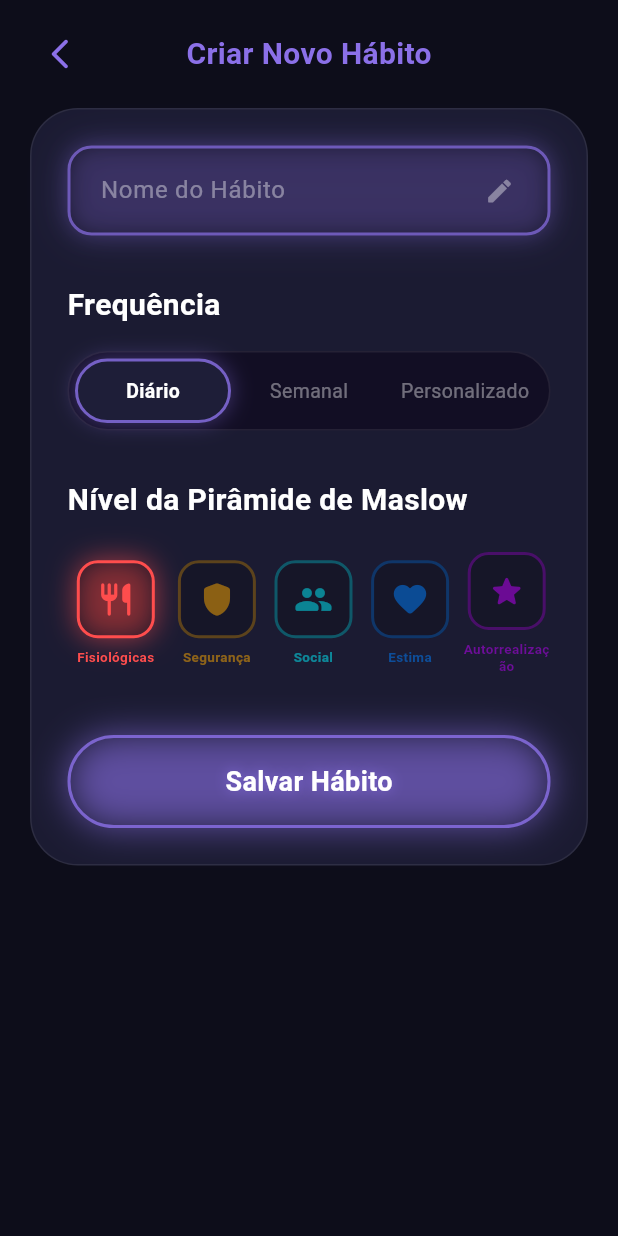
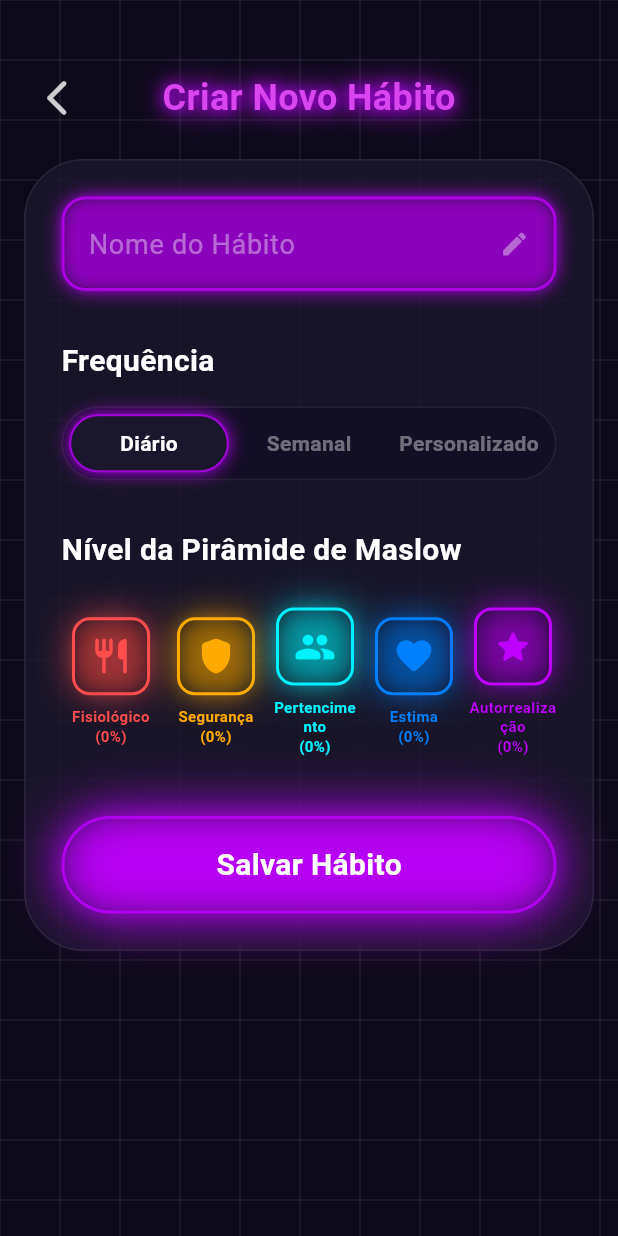
Before and after one commit to Samfred-hld/Repositorio-Lovitz-Publico, a Flutter app: the screen it shows once a user with an empty profile is signed in, item 2 of the bottom bar chosen, after a tap on the "add" icon, on a phone screen of 412 x 824 dp. Run offline on Flutter 3.47's test engine with Material 3 defaults, Android fonts, the phone set to English and light mode, and no system bars; our stand-ins replace fl_chart, supabase_flutter; accounts and stored records are empty.

Commit message:
feat: reescrever create_habit_screen como tradução fiel do HTML
- Fundo com grid 40px (CustomPaint) igual ao CSS
- Cores exatas: #0C0A18, #1A162B, #BF00FF, #D946EF, #FF4D4D, #FFAA00, #00F2FF, #007FFF
- Neon glow: outer + inset boxShadow em input, toggle e botão (blurRadius matching CSS)
- Header: pt-12, título com 3 textShadows neon
- Card: rounded-[40px], bg-app-card/80, border-white/10
- Input: neon-border-purple, bg-black/20, rounded-2xl, ícone pencil
- Toggle frequência: rounded-full, bg-[#120e24], neon-border-purple no ativo
- Grid Maslow: 5 colunas, w-[52px] h-[52px], rounded-xl, glow-red/orange/cyan/blue/purple
- Botão Salvar: rounded-full, border-neon-purple, btn-save-glow com inset
- Percentuais reais carregados do Supabase

```diff
--- a/lib/screens/create_habit_screen.dart
+++ b/lib/screens/create_habit_screen.dart
@@ -1,8 +1,28 @@
 import 'package:flutter/material.dart';
-import '../theme/app_theme.dart';
+import '../services/api_service.dart';
 import '../models/habit.dart';
-import '../services/api_service.dart';
 import '../utils/constants.dart';
+
+// ============================================================
+// CORES EXATAS DO HTML (tailwind.config + CSS)
+// ============================================================
+class _C {
+  static const bg = Color(0xFF0C0A18);        // body background
+  static const card = Color(0xCC1A162B);       // bg-app-card/80
+  static const cardSolid = Color(0xFF1A162B);  // bg-app-card (nav)
+  static const inputBg = Color(0x33000000);    // bg-black/20
+  static const toggleBg = Color(0xFF120E24);   // bg-[#120e24]
+  static const neonPurple = Color(0xFFBF00FF);
+  static const neonPink = Color(0xFFD946EF);   // text-[#d946ef]
+  static const neonRed = Color(0xFFFF4D4D);
+  static const neonOrange = Color(0xFFFFAA00);
+  static const neonCyan = Color(0xFF00F2FF);
+  static const neonBlue = Color(0xFF007FFF);
+  static const white08 = Color(0x14FFFFFF);    // border-white/10
+  static const white40 = Color(0x66FFFFFF);    // text-white/40
+  static const white60 = Color(0x99FFFFFF);    // text-white/60
+  static const white80 = Color(0xCCFFFFFF);    // text-white/80
+}
 
 class CreateHabitScreen extends StatefulWidget {
   const CreateHabitScreen({super.key});
@@ -14,9 +34,36 @@ class CreateHabitScreen extends StatefulWidget {
 class _CreateHabitScreenState extends State<CreateHabitScreen> {
   final _nameController = TextEditingController();
   final _api = ApiService();
-  int _selectedFrequency = 0;
-  int _selectedMaslowLevel = 1;
+  int _selectedFrequency = 0; // 0=Diário, 1=Semanal, 2=Personalizado
+  int _selectedLevel = 0;     // 0-4 (index), representa nível 1-5
   bool _saving = false;
+
+  // Percentuais reais por nível (carregados do banco)
+  final _levelPcts = [0, 0, 0, 0, 0];
+
+  @override
+  void initState() {
+    super.initState();
+    _loadPcts();
+  }
+
+  Future<void> _loadPcts() async {
+    try {
+      final habits = await _api.getHabits();
+      if (!mounted) return;
+      setState(() {
+        for (int level = 1; level <= 5; level++) {
+          final levelHabits =
+              habits.where((h) => h.maslowLevel == level).toList();
+          final total = levelHabits.length;
+          final withProgress =
+              levelHabits.where((h) => h.streakCurrent > 0).length;
+          _levelPcts[level - 1] =
+              total > 0 ? ((withProgress / total) * 100).round() : 0;
+        }
+      });
+    } catch (_) {}
+  }
 
   @override
   void dispose() {
@@ -24,92 +71,53 @@ class _CreateHabitScreenState extends State<CreateHabitScreen> {
     super.dispose();
   }
 
-  Color _neonColor(int level) {
-    switch (level) {
-      case 1:
-        return const Color(0xFFFF4D4D);
-      case 2:
-        return const Color(0xFFFFAA00);
-      case 3:
-        return const Color(0xFF00F2FF);
-      case 4:
-        return const Color(0xFF007FFF);
-      case 5:
-        return const Color(0xFFBF00FF);
-      default:
-        return AppColors.primary;
-    }
-  }
-
-  IconData _maslowIcon(int level) {
-    switch (level) {
-      case 1:
-        return Icons.restaurant_rounded;
-      case 2:
-        return Icons.shield_rounded;
-      case 3:
-        return Icons.people_rounded;
-      case 4:
-        return Icons.favorite_rounded;
-      case 5:
-        return Icons.star_rounded;
-      default:
-        return Icons.circle;
-    }
-  }
-
-  String _frequencyFromIndex(int index) {
-    switch (index) {
+  // Frequência selecionada → valor do banco
+  String get _frequencyValue {
+    switch (_selectedFrequency) {
       case 0:
         return 'daily';
       case 1:
         return 'weekly';
-      case 2:
+      default:
         return 'monthly';
-      default:
-        return 'daily';
     }
   }
 
-  Future<void> _saveHabit() async {
+  Future<void> _save() async {
     final name = _nameController.text.trim();
     if (name.isEmpty) {
       ScaffoldMessenger.of(context).showSnackBar(
         const SnackBar(
           content: Text('Digite o nome do hábito'),
-          backgroundColor: Color(0xFFFF4D4D),
+          backgroundColor: _C.neonRed,
         ),
       );
       return;
     }
 
     setState(() => _saving = true);
-
     try {
-      final habit = Habit(
+      await _api.createHabit(Habit(
         name: name,
-        maslowLevel: _selectedMaslowLevel,
+        maslowLevel: _selectedLevel + 1,
         habitType: 'qualitative',
-        frequency: _frequencyFromIndex(_selectedFrequency),
-      );
-
-      await _api.createHabit(habit);
-
+        frequency: _frequencyValue,
+      ));
       if (mounted) {
         ScaffoldMessenger.of(context).showSnackBar(
           SnackBar(
-            content: Text('"$name" criado com sucesso!'),
+            content: Text('"$name" criado!'),
             backgroundColor: const Color(0xFF6FCF97),
           ),
         );
-        Navigator.pop(context, true); // retorna true = houve criação
+        Navigator.pop(context, true);
       }
     } catch (e) {
       if (mounted) {
         ScaffoldMessenger.of(context).showSnackBar(
           SnackBar(
-            content: Text('Erro ao criar hábito: $e'),
-            backgroundColor: const Color(0xFFFF4D4D),
+            content: Text('Erro: $e'),
+            backgroundColor: _C.neonRed,
           ),
         );
       }
@@ -118,108 +126,162 @@ class _CreateHabitScreenState extends State<CreateHabitScreen> {
     }
   }
 
+  // ─── BUILD ────────────────────────────────────────────────
+
   @override
   Widget build(BuildContext context) {
     return Scaffold(
-      backgroundColor: AppColors.background,
-      body: SafeArea(
+      backgroundColor: _C.bg,
+      body: Stack(
+        children: [
+          // Fundo com grid (igual ao HTML)
+          CustomPaint(
+            size: MediaQuery.of(context).size,
+            painter: _GridPainter(),
+          ),
+
+          SafeArea(
             child: Column(
               children: [
-            // Header
-            Padding(
-              padding: const EdgeInsets.symmetric(horizontal: 16, vertical: 12),
-              child: Row(
-                children: [
-                  IconButton(
-                    onPressed: () => Navigator.pop(context),
-                    icon: const Icon(Icons.arrow_back_ios_new_rounded,
-                        color: AppColors.primary, size: 24),
-                  ),
-                  const Spacer(),
-                  Text(
-                    'Criar Novo Hábito',
-                    style: AppTextStyles.heading2.copyWith(
-                      color: AppColors.primary,
-                      fontWeight: FontWeight.w700,
-                    ),
-                  ),
-                  const Spacer(),
-                  const SizedBox(width: 48),
-                ],
-              ),
-            ),
-
-            // Form
+                _buildHeader(),
                 Expanded(
                   child: SingleChildScrollView(
-                padding: const EdgeInsets.symmetric(horizontal: 20),
-                child: Container(
-                  padding: const EdgeInsets.all(24),
-                  decoration: BoxDecoration(
-                    color: AppColors.surface.withOpacity(0.8),
-                    borderRadius: BorderRadius.circular(32),
-                    border: Border.all(color: Colors.white.withOpacity(0.08)),
-                  ),
-                  child: Column(
-                    crossAxisAlignment: CrossAxisAlignment.start,
-                    children: [
-                      _buildNameInput(),
-                      const SizedBox(height: 32),
-                      _buildFrequencySection(),
-                      const SizedBox(height: 32),
-                      _buildMaslowSection(),
-                      const SizedBox(height: 32),
-                      _buildSaveButton(),
-                    ],
-                  ),
-                ),
+                    padding: const EdgeInsets.only(left: 16, right: 16, bottom: 24),
+                    child: _buildCard(),
                   ),
                 ),
               ],
             ),
           ),
+        ],
+      ),
     );
   }
+
+  // ─── HEADER (px-6 pt-12 pb-6) ────────────────────────────
+
+  Widget _buildHeader() {
+    return Padding(
+      padding: const EdgeInsets.fromLTRB(24, 48, 24, 24),
+      child: Row(
+        mainAxisAlignment: MainAxisAlignment.spaceBetween,
+        children: [
+          // Back button (text-white/80)
+          GestureDetector(
+            onTap: () => Navigator.pop(context),
+            child: Icon(
+              Icons.arrow_back_ios_new_rounded,
+              color: _C.white80,
+              size: 28,
+            ),
+          ),
+
+          // Título com neon glow (neon-text-purple + text-[#d946ef])
+          Text(
+            'Criar Novo Hábito',
+            style: TextStyle(
+              fontSize: 24,
+              fontWeight: FontWeight.w700,
+              color: _C.neonPink,
+              shadows: [
+                Shadow(color: _C.neonPurple.withOpacity(1.0), blurRadius: 10),
+                Shadow(color: _C.neonPurple.withOpacity(0.8), blurRadius: 20),
+                Shadow(color: _C.neonPurple.withOpacity(0.6), blurRadius: 30),
+              ],
+            ),
+          ),
+
+          // Spacer (w-7) para centralizar
+          const SizedBox(width: 28),
+        ],
+      ),
+    );
+  }
+
+  // ─── CARD PRINCIPAL (bg-app-card/80, rounded-[40px], p-6) ──
+
+  Widget _buildCard() {
+    return Container(
+      padding: const EdgeInsets.all(24),
+      decoration: BoxDecoration(
+        color: _C.card,
+        borderRadius: BorderRadius.circular(40),
+        border: Border.all(color: _C.white08),
+      ),
+      child: Column(
+        crossAxisAlignment: CrossAxisAlignment.start,
+        children: [
+          _buildNameInput(),           // mb-8
+          const SizedBox(height: 32),
+          _buildFrequencySection(),    // mb-8
+          const SizedBox(height: 32),
+          _buildMaslowSection(),       // mb-10
+          const SizedBox(height: 40),
+          _buildSaveButton(),          // mt-6
+        ],
+      ),
+    );
+  }
+
+  // ─── NOME DO HÁBITO (neon-border-purple, rounded-2xl) ────
 
   Widget _buildNameInput() {
     return Container(
       decoration: BoxDecoration(
-        color: Colors.black.withOpacity(0.2),
+        color: _C.inputBg,
         borderRadius: BorderRadius.circular(16),
         border: Border.all(
-          color: AppColors.primary.withOpacity(0.7),
+          color: _C.neonPurple.withOpacity(0.8),
           width: 2,
         ),
+        // neon-border-purple: outer + inset glow
         boxShadow: [
           BoxShadow(
-            color: AppColors.primary.withOpacity(0.3),
-            blurRadius: 12,
+            color: _C.neonPurple.withOpacity(0.8),
+            blurRadius: 10,
           ),
           BoxShadow(
-            color: AppColors.primary.withOpacity(0.15),
-            blurRadius: 24,
+            color: _C.neonPurple.withOpacity(0.5),
+            blurRadius: 5,
+            spreadRadius: -2, // inset effect
           ),
         ],
       ),
+      child: Row(
+        children: [
+          Expanded(
             child: TextField(
               controller: _nameController,
-        style: const TextStyle(color: Colors.white, fontSize: 16),
-        textCapitalization: TextCapitalization.sentences,
+              style: const TextStyle(
+                color: _C.white60,
+                fontSize: 18,
+              ),
               decoration: InputDecoration(
                 hintText: 'Nome do Hábito',
-          hintStyle: TextStyle(color: Colors.white.withOpacity(0.4)),
+                hintStyle: const TextStyle(
+                  color: _C.white40,
+                  fontSize: 18,
+                ),
                 border: InputBorder.none,
-          contentPadding:
-              const EdgeInsets.symmetric(horizontal: 20, vertical: 16),
-          suffixIcon: Padding(
-            padding: const EdgeInsets.only(right: 16),
-            child: Icon(Icons.edit_rounded,
-                color: Colors.white.withOpacity(0.4), size: 20),
+                contentPadding: const EdgeInsets.all(16),
               ),
             ),
           ),
+          // Ícone de editar (pencil)
+          Padding(
+            padding: const EdgeInsets.only(right: 16),
+            child: Icon(
+              Icons.edit_rounded,
+              color: _C.white40,
+              size: 20,
+            ),
+          ),
+        ],
+      ),
     );
   }
+
+  // ─── FREQUÊNCIA (rounded-full toggle) ─────────────────────
 
   Widget _buildFrequencySection() {
     final labels = ['Diário', 'Semanal', 'Personalizado'];
@@ -227,39 +289,55 @@ class _CreateHabitScreenState extends State<CreateHabitScreen> {
     return Column(
       crossAxisAlignment: CrossAxisAlignment.start,
       children: [
-        Text('Frequência', style: AppTextStyles.heading2),
+        // Título (text-xl, bold, white, mb-4)
+        const Text(
+          'Frequência',
+          style: TextStyle(
+            fontSize: 20,
+            fontWeight: FontWeight.w700,
+            color: Colors.white,
+          ),
+        ),
         const SizedBox(height: 16),
+
+        // Container do toggle (bg-[#120e24], border-white/10, rounded-full, p-1)
         Container(
           decoration: BoxDecoration(
-            color: const Color(0xFF120E24),
+            color: _C.toggleBg,
             borderRadius: BorderRadius.circular(100),
-            border: Border.all(color: Colors.white.withOpacity(0.08)),
+            border: Border.all(color: _C.white08),
           ),
           padding: const EdgeInsets.all(4),
           child: Row(
             children: List.generate(3, (i) {
-              final isSelected = _selectedFrequency == i;
+              final active = _selectedFrequency == i;
               return Expanded(
                 child: GestureDetector(
                   onTap: () => setState(() => _selectedFrequency = i),
-                  child: AnimatedContainer(
-                    duration: const Duration(milliseconds: 200),
-                    padding: const EdgeInsets.symmetric(vertical: 10),
+                  child: Container(
+                    padding: const EdgeInsets.symmetric(vertical: 8),
                     decoration: BoxDecoration(
-                      color:
-                          isSelected ? AppColors.surface : Colors.transparent,
+                      color: active
+                          ? _C.cardSolid   // bg-[#1a162b]
+                          : Colors.transparent,
                       borderRadius: BorderRadius.circular(100),
-                      border: isSelected
+                      border: active
                           ? Border.all(
-                              color: AppColors.primary.withOpacity(0.8),
-                              width: 2,
+                              color: _C.neonPurple.withOpacity(0.8),
+                              width: 1.5,
                             )
                           : null,
-                      boxShadow: isSelected
+                      // neon-border-purple glow (só ativo)
+                      boxShadow: active
                           ? [
                               BoxShadow(
-                                color: AppColors.primary.withOpacity(0.4),
-                                blurRadius: 12,
+                                color: _C.neonPurple.withOpacity(0.8),
+                                blurRadius: 10,
+                              ),
+                              BoxShadow(
+                                color: _C.neonPurple.withOpacity(0.5),
+                                blurRadius: 5,
+                                spreadRadius: -2,
                               ),
                             ]
                           : null,
@@ -268,13 +346,9 @@ class _CreateHabitScreenState extends State<CreateHabitScreen> {
                       child: Text(
                         labels[i],
                         style: TextStyle(
-                          color: isSelected
-                              ? Colors.white
-                              : Colors.white.withOpacity(0.4),
-                          fontSize: 13,
-                          fontWeight: isSelected
-                              ? FontWeight.w600
-                              : FontWeight.w400,
+                          color: active ? Colors.white : _C.white40,
+                          fontSize: 14,
+                          fontWeight: FontWeight.w600,
                         ),
                       ),
                     ),
@@ -288,68 +362,30 @@ class _CreateHabitScreenState extends State<CreateHabitScreen> {
     );
   }
 
+  // ─── NÍVEIS MASLOW (grid-cols-5, gap-2, glow colors) ─────
+
   Widget _buildMaslowSection() {
     return Column(
       crossAxisAlignment: CrossAxisAlignment.start,
       children: [
-        Text('Nível da Pirâmide de Maslow', style: AppTextStyles.heading2),
-        const SizedBox(height: 20),
+        // Título (text-xl, bold, white, mb-6)
+        const Text(
+          'Nível da Pirâmide de Maslow',
+          style: TextStyle(
+            fontSize: 20,
+            fontWeight: FontWeight.w700,
+            color: Colors.white,
+          ),
+        ),
+        const SizedBox(height: 24),
+
+        // Grid 5 colunas, gap 8px
         Row(
           children: List.generate(5, (i) {
-            final level = i + 1;
-            final isSelected = _selectedMaslowLevel == level;
-            final color = _neonColor(level);
-            final name = MaslowLevels.getName(level);
-
             return Expanded(
-              child: GestureDetector(
-                onTap: () => setState(() => _selectedMaslowLevel = level),
               child: Padding(
-                  padding: EdgeInsets.only(left: i > 0 ? 6 : 0),
-                  child: Column(
-                    children: [
-                      AnimatedContainer(
-                        duration: const Duration(milliseconds: 200),
-                        width: 52,
-                        height: 52,
-                        decoration: BoxDecoration(
-                          color: Colors.black.withOpacity(0.2),
-                          borderRadius: BorderRadius.circular(14),
-                          border: Border.all(
-                            color: isSelected
-                                ? color
-                                : color.withOpacity(0.3),
-                            width: 2,
-                          ),
-                          boxShadow: isSelected
-                              ? [
-                                  BoxShadow(
-                                    color: color.withOpacity(0.6),
-                                    blurRadius: 16,
-                                  ),
-                                ]
-                              : null,
-                        ),
-                        child: Icon(
-                          _maslowIcon(level),
-                          color: isSelected ? color : color.withOpacity(0.5),
-                          size: 26,
-                        ),
-                      ),
-                      const SizedBox(height: 8),
-                      Text(
-                        name,
-                        textAlign: TextAlign.center,
-                        style: TextStyle(
-                          fontSize: 9,
-                          fontWeight: FontWeight.w600,
-                          color: isSelected ? color : color.withOpacity(0.5),
-                          height: 1.2,
-                        ),
-                      ),
-                    ],
-                  ),
-                ),
+                padding: EdgeInsets.only(left: i > 0 ? 8 : 0),
+                child: _buildLevelItem(i),
               ),
             );
           }),
@@ -358,32 +394,95 @@ class _CreateHabitScreenState extends State<CreateHabitScreen> {
     );
   }
 
+  Widget _buildLevelItem(int index) {
+    final selected = _selectedLevel == index;
+    final data = _levels[index];
+    final color = data.color;
+    final pct = _levelPcts[index];
+
+    return GestureDetector(
+      onTap: () => setState(() => _selectedLevel = index),
+      child: Column(
+        children: [
+          // Container do ícone (w-[52px] h-[52px], rounded-xl, border-2, bg-black/20)
+          Container(
+            width: 52,
+            height: 52,
+            decoration: BoxDecoration(
+              color: _C.inputBg, // bg-black/20
+              borderRadius: BorderRadius.circular(12),
+              border: Border.all(
+                color: color,
+                width: 2,
+              ),
+              // glow-* CSS: outer + inset
+              boxShadow: [
+                BoxShadow(
+                  color: color.withOpacity(0.6),
+                  blurRadius: 20,
+                ),
+                BoxShadow(
+                  color: color.withOpacity(0.4),
+                  blurRadius: 10,
+                  spreadRadius: -4, // inset
+                ),
+              ],
+            ),
+            child: Icon(data.icon, color: color, size: 28),
+          ),
+          const SizedBox(height: 8),
+
+          // Label (text-[10px], center, neon color, leading-tight, semibold)
+          Text(
+            '${data.label}\n($pct%)',
+            textAlign: TextAlign.center,
+            style: TextStyle(
+              fontSize: 10,
+              fontWeight: FontWeight.w600,
+              color: color,
+              height: 1.3,
+            ),
+          ),
+        ],
+      ),
+    );
+  }
+
+  // ─── BOTÃO SALVAR ────────────────────────────────────────
+
   Widget _buildSaveButton() {
-    return Container(
+    return GestureDetector(
+      onTap: _saving ? null : _save,
+      child: AnimatedContainer(
+        duration: const Duration(milliseconds: 150),
         width: double.infinity,
-      margin: const EdgeInsets.only(top: 8),
-      child: Material(
-        color: Colors.transparent,
-        child: InkWell(
-          borderRadius: BorderRadius.circular(100),
-          onTap: _saving ? null : _saveHabit,
-          child: Container(
         padding: const EdgeInsets.symmetric(vertical: 16),
         decoration: BoxDecoration(
           color: Colors.transparent,
           borderRadius: BorderRadius.circular(100),
           border: Border.all(
             color: _saving
-                    ? AppColors.primary.withOpacity(0.3)
-                    : AppColors.primary.withOpacity(0.8),
+                ? _C.neonPurple.withOpacity(0.3)
+                : _C.neonPurple.withOpacity(0.8),
             width: 2,
           ),
+          // btn-save-glow + shadow-[0_0_20px_#bf00ff,inset_0_0_10px_#bf00ff]
           boxShadow: _saving
               ? null
               : [
                   BoxShadow(
-                        color: AppColors.primary.withOpacity(0.6),
-                        blurRadius: 20,
+                    color: _C.neonPurple.withOpacity(0.9),
+                    blurRadius: 25,
+                  ),
+                  BoxShadow(
+                    color: _C.neonPurple.withOpacity(0.5),
+                    blurRadius: 40,
+                  ),
+                  // inset
+                  BoxShadow(
+                    color: _C.neonPurple.withOpacity(0.3),
+                    blurRadius: 10,
+                    spreadRadius: -4,
                   ),
                 ],
         ),
@@ -394,27 +493,61 @@ class _CreateHabitScreenState extends State<CreateHabitScreen> {
                   height: 22,
                   child: CircularProgressIndicator(
                     strokeWidth: 2,
-                        color: AppColors.primary,
+                    color: _C.neonPurple,
                   ),
                 )
-                  : Text(
+              : const Text(
                   'Salvar Hábito',
                   style: TextStyle(
                     color: Colors.white,
-                        fontSize: 18,
+                    fontSize: 20,
                     fontWeight: FontWeight.w700,
-                        shadows: [
-                          Shadow(
-                            color: AppColors.primary.withOpacity(0.8),
-                            blurRadius: 10,
-                          ),
-                        ],
-                      ),
-                    ),
                   ),
                 ),
         ),
       ),
     );
   }
+
+  // ─── DADOS DOS NÍVEIS ─────────────────────────────────────
+
+  static const _levels = [
+    _LevelData('Fisiológico', Icons.restaurant_rounded, _C.neonRed),
+    _LevelData('Segurança', Icons.shield_rounded, _C.neonOrange),
+    _LevelData('Pertencimento', Icons.people_rounded, _C.neonCyan),
+    _LevelData('Estima', Icons.favorite_rounded, _C.neonBlue),
+    _LevelData('Autorrealização', Icons.star_rounded, _C.neonPurple),
+  ];
 }
+
+class _LevelData {
+  final String label;
+  final IconData icon;
+  final Color color;
+  const _LevelData(this.label, this.icon, this.color);
+}
+
+// ─── FUNDO COM GRID (igual ao CSS do HTML) ──────────────────
+
+class _GridPainter extends CustomPainter {
+  @override
+  void paint(Canvas canvas, Size size) {
+    final paint = Paint()
+      ..color = Colors.white.withOpacity(0.08)
+      ..strokeWidth = 1;
+
+    const gridSize = 40.0;
+
+    // Linhas horizontais
+    for (double y = 0; y < size.height; y += gridSize) {
+      canvas.drawLine(Offset(0, y), Offset(size.width, y), paint);
+    }
+    // Linhas verticais
+    for (double x = 0; x < size.width; x += gridSize) {
+      canvas.drawLine(Offset(x, 0), Offset(x, size.height), paint);
+    }
+  }
+
+  @override
+  bool shouldRepaint(covariant CustomPainter oldDelegate) => false;
+}
```
Lines whose indentation alone changed are shown as unchanged.
